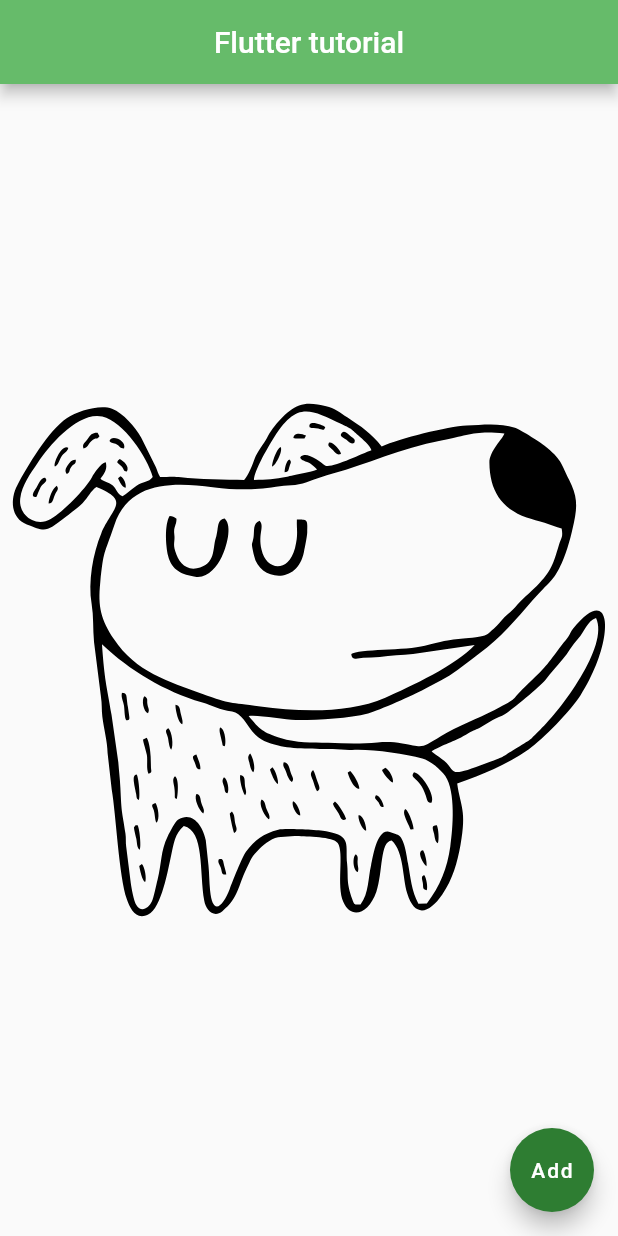
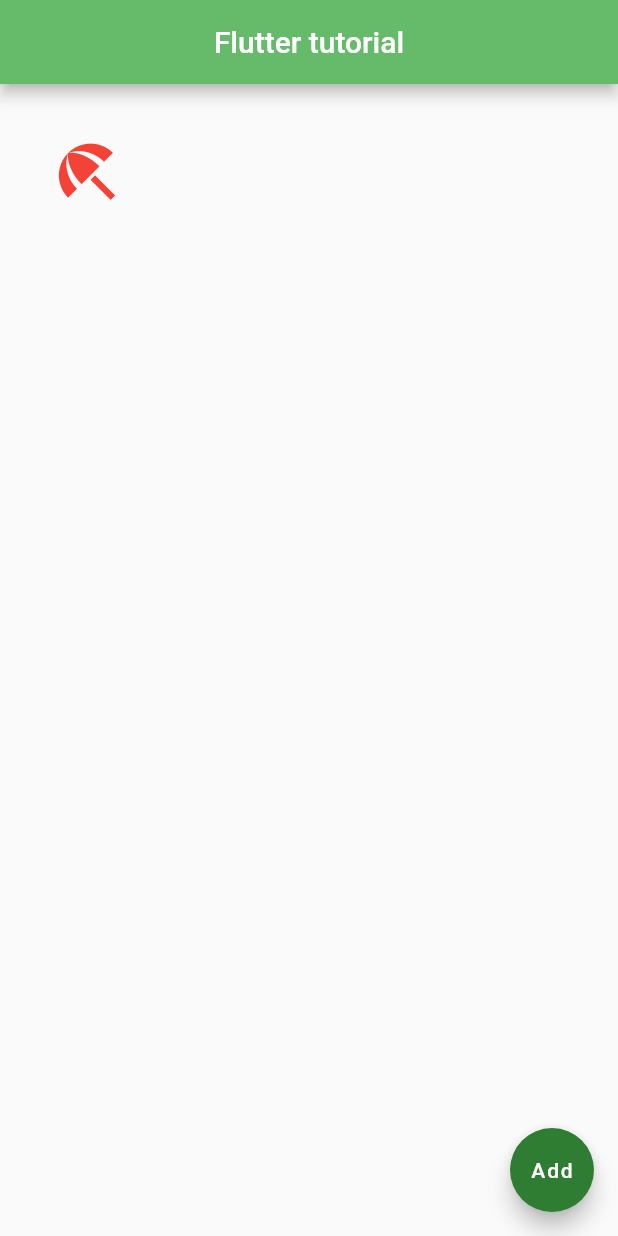
Before and after one commit to LyubashaBurkova/Flutter, a Flutter app: the screen it shows after launch, on a phone screen of 412 x 824 dp. Run offline on Flutter 3.47's test engine with Material 2 defaults, Android fonts, the phone set to English and light mode, and no system bars.

Commit message:
Add customIcons

```diff
--- /dev/null
+++ b/lib/custom_icons.dart
@@ -0,0 +1,32 @@
+/// Flutter icons CustomIcons
+/// Copyright (C) 2020 by original authors @ fluttericon.com, fontello.com
+/// This font was generated by FlutterIcon.com, which is derived from Fontello.
+///
+/// To use this font, place it in your fonts/ directory and include the
+/// following in your pubspec.yaml
+///
+/// flutter:
+///   fonts:
+///    - family:  CustomIcons
+///      fonts:
+///       - asset: fonts/CustomIcons.ttf
+///
+///
+/// * Material Design Icons, Copyright (C) Google, Inc
+///         Author:    Google
+///         License:   Apache 2.0 (https://www.apache.org/licenses/LICENSE-2.0)
+///         Homepage:  https://design.google.com/icons/
+///
+import 'package:flutter/widgets.dart';
+
+class CustomIcons {
+  CustomIcons._();
+
+  static const _kFontFam = 'CustomIcons';
+  static const _kFontPkg = null;
+
+  static const IconData extension = IconData(0xe800, fontFamily: _kFontFam, fontPackage: _kFontPkg);
+  static const IconData favorite = IconData(0xe801, fontFamily: _kFontFam, fontPackage: _kFontPkg);
+  static const IconData beach_access = IconData(0xe802, fontFamily: _kFontFam, fontPackage: _kFontPkg);
+  static const IconData trophy = IconData(0xe803, fontFamily: _kFontFam, fontPackage: _kFontPkg);
+}
--- a/lib/main.dart
+++ b/lib/main.dart
@@ -1,5 +1,5 @@
 import 'package:flutter/material.dart';
-import 'package:flutter_svg/flutter_svg.dart';
+import 'package:flutter_app/custom_icons.dart';
 
 void main() => runApp(FlutterTutorialApp());
 
@@ -13,10 +13,22 @@ class FlutterTutorialApp extends StatelessWidget {
           centerTitle: true,
           backgroundColor: Colors.green[400],
         ),
-        body: SvgPicture.asset("assets/images/dog.svg"),
+        body: IconButton(
+          icon: Icon(
+            CustomIcons.beach_access,
+            size: 50.0,
+            color: Colors.red,
+          ),
+          color: Colors.grey[900],
+          iconSize: 100.0,
+          onPressed: (){
+            print("Button has been pressed");
+          },
+        ),
         floatingActionButton: FloatingActionButton(
           child: Text("Add"),
           backgroundColor: Colors.green[800],
+          onPressed: null
         ),
       ),
     );
--- a/pubspec.yaml
+++ b/pubspec.yaml
@@ -64,5 +64,8 @@ flutter:
     - family: Lobster
       fonts:
         - asset: assets/fonts/Lobster-Regular.ttf
+    - family:  CustomIcons
+      fonts:
+        - asset: assets/fonts/CustomIcons.ttf
   # For details regarding fonts from package dependencies,
   # see https://flutter.dev/custom-fonts/#from-packages
```
Also changed, not shown: assets/fonts/CustomIcons.ttf (added), assets/images/balloon.svg (added).
